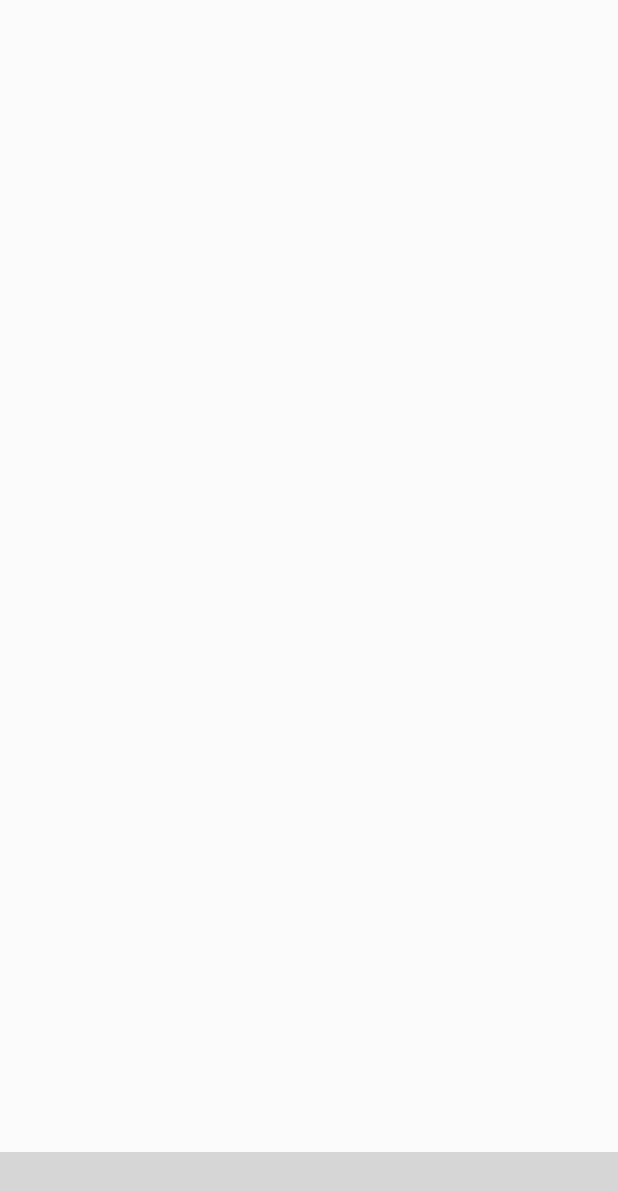
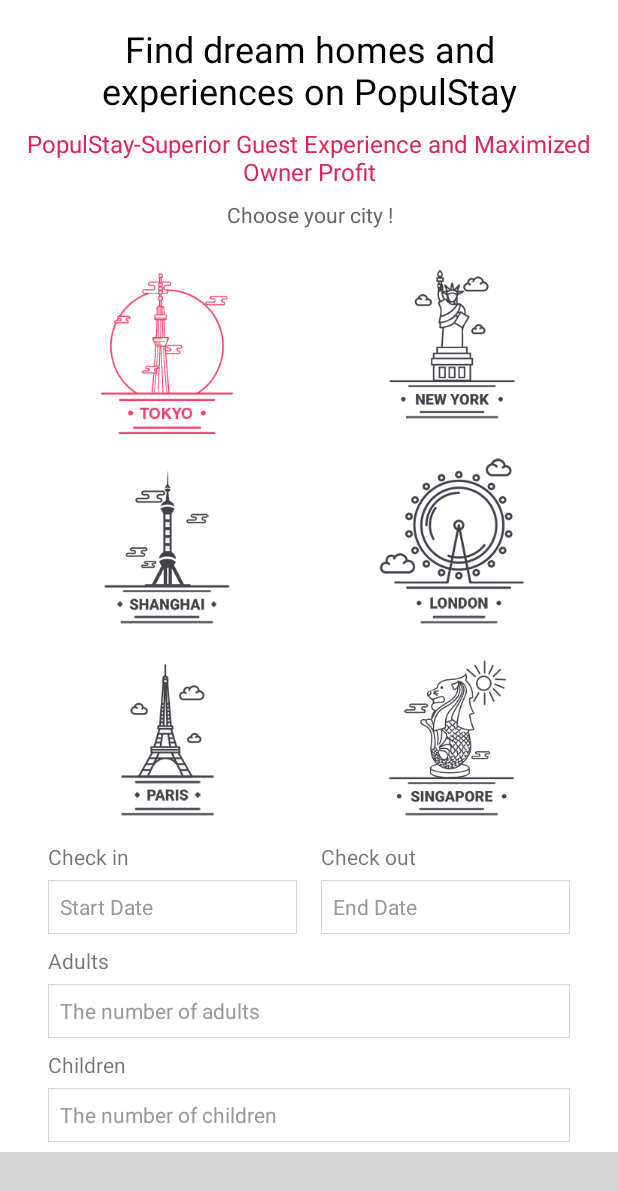
Before and after one commit to PopulStay/androidMVP, an Android app: the screen it shows after launch (MainActivity), on a phone screen of 412 x 824 dp. Shown: the top 1191 px of the screen. Run offline under Robolectric (Android 15) with nearby library versions, the phone set to English and light mode, and no system bars; libraries missing offline, so code that uses them is left out: com.roughike.bottombar; plain views replace BottomBar; 3 statements that could not run were skipped; grey boxes are pictures that could not be loaded.

Commit message:
底部导航栏切换功能，首页页面开发

```diff
--- a/app/src/main/java/com/populstay/app/activity/MainActivity.java
+++ b/app/src/main/java/com/populstay/app/activity/MainActivity.java
@@ -4,15 +4,34 @@ import android.annotation.SuppressLint;
 import android.os.Bundle;
 import android.os.Handler;
 import android.os.Message;
+import android.support.annotation.IdRes;
+import android.support.v4.app.Fragment;
+import android.support.v4.app.FragmentTransaction;
 
 import com.populstay.app.R;
 import com.populstay.app.base.BaseActivity;
+import com.populstay.app.fragment.MainExploreFragment;
+import com.roughike.bottombar.BottomBar;
+import com.roughike.bottombar.OnTabReselectListener;
+import com.roughike.bottombar.OnTabSelectListener;
+
+import java.util.ArrayList;
+import java.util.List;
 
 
 /**
  * Created by Jerry on 2018/6/1
  */
-public class MainActivity extends BaseActivity {
+public class MainActivity extends BaseActivity implements OnTabSelectListener, OnTabReselectListener {
+
+	private static final int TAB_EXPLORE = 0;
+	private static final int TAB_FAVORITES = 1;
+	private static final int TAB_JOURNEY = 2;
+	private static final int TAB_MESSAGE = 3;
+	private static final int TAB_ME = 4;
+
+	private BottomBar mBottomNavBar;
+	private List<Fragment> mFragments;
 
 	@Override
 	protected void onCreate(Bundle savedInstanceState) {
@@ -20,6 +39,9 @@ public class MainActivity extends BaseActivity {
 		setContentView(R.layout.activity_main);
 //		Toolbar toolbar = (Toolbar) findViewById(R.id.toolbar);
 //		setSupportActionBar(toolbar);
+
+		initView();
+		setListener();
 
 //		FloatingActionButton fab = (FloatingActionButton) findViewById(R.id.fab);
 //		fab.setOnClickListener(new View.OnClickListener() {
@@ -66,6 +88,82 @@ public class MainActivity extends BaseActivity {
 //		return super.onOptionsItemSelected(item);
 //	}
 
+	private void initView() {
+		mBottomNavBar = (BottomBar) findViewById(R.id.bottom_nav_bar);
+
+		mFragments = new ArrayList<>();
+		mFragments.add(new MainExploreFragment());
+//		mFragments.add(new MainFavoritesFragment());
+//		mFragments.add(new MainJourneyFragment());
+//		mFragments.add(new MainMessageFragment());
+//		mFragments.add(new MainMeFragment());
+		replaceFragment(mFragments.get(TAB_EXPLORE));
+	}
+
+	private void setListener() {
+		mBottomNavBar.setOnTabSelectListener(this);
+		mBottomNavBar.setOnTabReselectListener(this);
+	}
+
+	/**
+	 * 点击底部导航栏（非当前 tab）
+	 *
+	 * @param tabId 底部导航栏 bottom_nav_tabs.xml 中每个 tab 的 id
+	 */
+	@Override
+	public void onTabSelected(@IdRes int tabId) {
+		int index = mBottomNavBar.getCurrentTabPosition();
+		switch (tabId) {
+			case R.id.bottom_nav_explore:
+				index = TAB_EXPLORE;
+				break;
+
+//			case R.id.bottom_nav_favorites:
+//				index = TAB_FAVORITES;
+//				break;
+//
+//			case R.id.bottom_nav_journey:
+//				index = TAB_JOURNEY;
+//				break;
+//
+//			case R.id.bottom_nav_message:
+//				index = TAB_MESSAGE;
+//				break;
+//
+//			case R.id.bottom_nav_me:
+//				index = TAB_ME;
+//				break;
+
+			default:
+				break;
+		}
+		replaceFragment(mFragments.get(index));
+	}
+
+	/**
+	 * 替换 FrameLayout 中 所显示的 Fragment
+	 *
+	 * @param fragment 要显示的 Fragment
+	 */
+	private void replaceFragment(Fragment fragment) {
+		FragmentTransaction transaction = getSupportFragmentManager().beginTransaction();
+		if (!fragment.isAdded()) {
+			transaction.replace(R.id.fl_content_main, fragment).commit();
+		} else {
+			transaction.show(fragment).commit();
+		}
+	}
+
+	/**
+	 * 点击底部导航栏（当前 tab）
+	 *
+	 * @param tabId 底部导航栏 bottom_nav_tabs.xml 中每个 tab 的 id
+	 */
+	@Override
+	public void onTabReSelected(@IdRes int tabId) {
+
+	}
+
 	private static boolean mIsExit = false;
 	@SuppressLint("HandlerLeak")
 	private static Handler mHandler = new Handler() {
@@ -84,7 +182,7 @@ public class MainActivity extends BaseActivity {
 	private void exit() {
 		if (!mIsExit) {
 			mIsExit = true;
-			myToast("Click again to quit");
+			myToast(getResources().getString(R.string.msg_double_click_to_exit));
 			mHandler.sendEmptyMessageDelayed(0, 2000);
 		} else {
 			finish();
--- /dev/null
+++ b/app/src/main/java/com/populstay/app/base/BaseFragment.java
@@ -0,0 +1,106 @@
+package com.populstay.app.base;
+
+import android.app.Activity;
+import android.content.Intent;
+import android.os.Bundle;
+import android.support.annotation.Nullable;
+import android.support.v4.app.Fragment;
+import android.view.LayoutInflater;
+import android.view.View;
+import android.view.ViewGroup;
+import android.widget.TextView;
+
+import com.populstay.app.R;
+import com.populstay.app.utils.ToastUtil;
+
+import java.util.ArrayList;
+import java.util.List;
+
+
+/**
+ * fragment 基类
+ * 懒加载
+ * Created by Jerry
+ */
+public abstract class BaseFragment extends Fragment {
+
+	protected Activity mActivity;
+	private View mRootView;
+
+	/**
+	 * 页面顶部 tab 栏相关
+	 */
+	public List<TextView> mTabs; // tab 栏显示的文字
+	public List<TextView> mLines; // tab 栏底部指示条
+
+	@Override
+	public void onCreate(@Nullable Bundle savedInstanceState) {
+		super.onCreate(savedInstanceState);
+
+		mTabs = new ArrayList<>();
+		mLines = new ArrayList<>();
+	}
+
+	@Override
+	public void onAttach(Activity activity) {
+		super.onAttach(activity);
+		this.mActivity = activity;
+	}
+
+	@Override
+	public View onCreateView(LayoutInflater inflater, ViewGroup container, Bundle savedInstanceState) {
+		ViewGroup parent = (ViewGroup) mRootView.getParent();
+		if (parent != null) {
+			parent.removeView(mRootView);
+		}
+		parent = null;
+		return mRootView;
+	}
+
+	/**
+	 * 切换页面顶部 tab 栏的显示状态
+	 *
+	 * @param tabIndex 要显示的 tab 栏位置索引
+	 */
+	public void changePageTabState(int tabIndex) {
+		for (int i = 0; i < mTabs.size(); i++) {
+			if (tabIndex == i) {
+				mTabs.get(i).setTextColor(getResources().getColor(R.color.colorPrimary));
+				mLines.get(i).setBackgroundColor(getResources().getColor(R.color.colorPrimary));
+			} else {
+				mTabs.get(i).setTextColor(getResources().getColor(R.color.text_gray_dark));
+				mLines.get(i).setBackgroundColor(getResources().getColor(R.color.white));
+			}
+		}
+	}
+
+	/**
+	 * Toast 提醒
+	 * 直接传入要提醒的硬编码字符串文字
+	 *
+	 * @param text 要提醒的硬编码字符串文字
+	 */
+	public void myToast(String text) {
+		ToastUtil.showToast(text);
+	}
+
+	/**
+	 * Toast 提醒
+	 * 传入在 strings.xml 中定义的字符串文字的 id 引用
+	 *
+	 * @param id 在 strings.xml 中定义的字符串文字的 id 引用
+	 */
+	public void myToast(int id) {
+		ToastUtil.showToast(id);
+	}
+
+	/**
+	 * 跳转至新的 activity 页面
+	 *
+	 * @param clazz 要启动的 activity 类名
+	 */
+	public void goToNewActivity(Class clazz) {
+		Intent intent = new Intent(getActivity(), clazz);
+		startActivity(intent);
+	}
+}
--- /dev/null
+++ b/app/src/main/java/com/populstay/app/fragment/MainExploreFragment.java
@@ -0,0 +1,28 @@
+package com.populstay.app.fragment;
+
+import android.os.Bundle;
+import android.view.LayoutInflater;
+import android.view.View;
+import android.view.ViewGroup;
+
+import com.populstay.app.R;
+import com.populstay.app.base.BaseFragment;
+
+/**
+ * 底部导航栏“探索” Fragment
+ * Created by Jerry
+ */
+
+public class MainExploreFragment extends BaseFragment {
+	@Override
+	public View onCreateView(LayoutInflater inflater, ViewGroup container, Bundle savedInstanceState) {
+		View view = inflater.inflate(R.layout.fragment_main_explore, null);
+
+		initView(view);
+		return view;
+	}
+
+	private void initView(View view) {
+
+	}
+}
--- a/app/src/main/res/layout/activity_main.xml
+++ b/app/src/main/res/layout/activity_main.xml
@@ -15,7 +15,7 @@
         tools:context="com.xintengni.mall.activity.MainActivity">
 
         <FrameLayout
-            android:id="@+id/content_main"
+            android:id="@+id/fl_content_main"
             android:layout_width="match_parent"
             android:layout_height="0dp"
             android:layout_weight="1"/>
--- /dev/null
+++ b/app/src/main/res/layout/fragment_main_explore.xml
@@ -0,0 +1,385 @@
+<?xml version="1.0" encoding="utf-8"?>
+<LinearLayout
+    xmlns:android="http://schemas.android.com/apk/res/android"
+    xmlns:app="http://schemas.android.com/apk/res-auto"
+    android:layout_width="match_parent"
+    android:layout_height="match_parent"
+    android:orientation="vertical"
+    app:layout_behavior="@string/appbar_scrolling_view_behavior">
+
+    <ScrollView
+        android:layout_width="match_parent"
+        android:layout_height="match_parent"
+        android:scrollbars="none">
+
+        <LinearLayout
+            android:layout_width="match_parent"
+            android:layout_height="wrap_content"
+            android:background="#ffffff"
+            android:orientation="vertical"
+            android:paddingBottom="50dp"
+            android:paddingLeft="16dp"
+            android:paddingRight="16dp">
+
+            <LinearLayout
+                android:layout_width="match_parent"
+                android:layout_height="wrap_content"
+                android:layout_marginTop="16dp"
+                android:orientation="vertical">
+
+                <TextView
+                    android:layout_width="match_parent"
+                    android:layout_height="wrap_content"
+                    android:gravity="center"
+                    android:text="Find dream homes and experiences on PopulStay"
+                    android:textColor="#000000"
+                    android:textSize="24sp"/>
+
+                <TextView
+                    android:layout_width="match_parent"
+                    android:layout_height="wrap_content"
+                    android:layout_marginTop="8dp"
+                    android:gravity="center"
+                    android:text="PopulStay-Superior Guest Experience and Maximized Owner Profit"
+                    android:textColor="@color/colorAccent"
+                    android:textSize="16sp"/>
+
+                <TextView
+                    android:layout_width="match_parent"
+                    android:layout_height="wrap_content"
+                    android:layout_marginTop="8dp"
+                    android:gravity="center"
+                    android:text="Choose your city !"
+                    android:textColor="@color/text_gray_medium"/>
+
+            </LinearLayout>
+
+            <LinearLayout
+                android:layout_width="match_parent"
+                android:layout_height="wrap_content"
+                android:layout_marginTop="16dp"
+                android:orientation="horizontal">
+
+                <ImageView
+                    android:id="@+id/iv_loc_tokyo"
+                    android:layout_width="0dp"
+                    android:layout_height="wrap_content"
+                    android:layout_weight="1"
+                    android:scaleType="center"
+                    android:src="@drawable/location_tokyo_selected"/>
+
+                <ImageView
+                    android:id="@+id/iv_loc_new_york"
+                    android:layout_width="0dp"
+                    android:layout_height="wrap_content"
+                    android:layout_weight="1"
+                    android:scaleType="center"
+                    android:src="@drawable/location_newyork_normal"/>
+
+            </LinearLayout>
+
+            <LinearLayout
+                android:layout_width="match_parent"
+                android:layout_height="wrap_content"
+                android:layout_marginTop="16dp"
+                android:orientation="horizontal">
+
+                <ImageView
+                    android:id="@+id/iv_loc_shanghai"
+                    android:layout_width="0dp"
+                    android:layout_height="wrap_content"
+                    android:layout_weight="1"
+                    android:scaleType="center"
+                    android:src="@drawable/location_shanghai_normal"/>
+
+                <ImageView
+                    android:id="@+id/iv_loc_london"
+                    android:layout_width="0dp"
+                    android:layout_height="wrap_content"
+                    android:layout_weight="1"
+                    android:scaleType="center"
+                    android:src="@drawable/location_london_normal"/>
+
+            </LinearLayout>
+
+            <LinearLayout
+                android:layout_width="match_parent"
+                android:layout_height="wrap_content"
+                android:layout_marginTop="16dp"
+                android:orientation="horizontal">
+
+                <ImageView
+                    android:id="@+id/iv_loc_paris"
+                    android:layout_width="0dp"
+                    android:layout_height="wrap_content"
+                    android:layout_weight="1"
+                    android:scaleType="center"
+                    android:src="@drawable/location_paris_normal"/>
+
+                <ImageView
+                    android:id="@+id/iv_loc_singapore"
+                    android:layout_width="0dp"
+                    android:layout_height="wrap_content"
+                    android:layout_weight="1"
+                    android:scaleType="center"
+                    android:src="@drawable/location_singapore_normal"/>
+
+            </LinearLayout>
+
+            <LinearLayout
+                android:layout_width="match_parent"
+                android:layout_height="wrap_content"
+                android:orientation="vertical"
+                android:padding="16dp">
+
+                <LinearLayout
+                    android:layout_width="match_parent"
+                    android:layout_height="wrap_content">
+
+                    <LinearLayout
+                        android:layout_width="0dp"
+                        android:layout_height="wrap_content"
+                        android:layout_weight="1"
+                        android:orientation="vertical">
+
+                        <TextView
+                            android:layout_width="wrap_content"
+                            android:layout_height="wrap_content"
+                            android:text="Check in"/>
+
+                        <RelativeLayout
+                            android:layout_width="match_parent"
+                            android:layout_height="36dp"
+                            android:layout_marginTop="6dp">
+
+                            <View
+                                android:layout_width="0.5dp"
+                                android:layout_height="match_parent"
+                                android:layout_alignParentLeft="true"
+                                android:background="@color/gray_line"/>
+
+                            <View
+                                android:layout_width="match_parent"
+                                android:layout_height="0.5dp"
+                                android:layout_alignParentTop="true"
+                                android:background="@color/gray_line"/>
+
+                            <View
+                                android:layout_width="0.5dp"
+                                android:layout_height="match_parent"
+                                android:layout_alignParentRight="true"
+                                android:background="@color/gray_line"/>
+
+                            <View
+                                android:layout_width="match_parent"
+                                android:layout_height="0.5dp"
+                                android:layout_alignParentBottom="true"
+                                android:background="@color/gray_line"/>
+
+                            <EditText
+                                android:id="@+id/et_start_date"
+                                android:layout_width="match_parent"
+                                android:layout_height="match_parent"
+                                android:background="@null"
+                                android:digits="1234567890"
+                                android:hint="Start Date"
+                                android:inputType="phone"
+                                android:padding="8dp"
+                                android:textColor="@color/text_gray_medium"
+                                android:textColorHint="@color/text_gray_light"
+                                android:textSize="14sp"/>
+
+                        </RelativeLayout>
+
+                    </LinearLayout>
+
+                    <View
+                        android:layout_width="16dp"
+                        android:layout_height="match_parent"/>
+
+                    <LinearLayout
+                        android:layout_width="0dp"
+                        android:layout_height="wrap_content"
+                        android:layout_weight="1"
+                        android:orientation="vertical">
+
+                        <TextView
+                            android:layout_width="wrap_content"
+                            android:layout_height="wrap_content"
+                            android:text="Check out"/>
+
+                        <RelativeLayout
+                            android:layout_width="match_parent"
+                            android:layout_height="36dp"
+                            android:layout_marginTop="6dp">
+
+                            <View
+                                android:layout_width="0.5dp"
+                                android:layout_height="match_parent"
+                                android:layout_alignParentLeft="true"
+                                android:background="@color/gray_line"/>
+
+                            <View
+                                android:layout_width="match_parent"
+                                android:layout_height="0.5dp"
+                                android:layout_alignParentTop="true"
+                                android:background="@color/gray_line"/>
+
+                            <View
+                                android:layout_width="0.5dp"
+                                android:layout_height="match_parent"
+                                android:layout_alignParentRight="true"
+                                android:background="@color/gray_line"/>
+
+                            <View
+                                android:layout_width="match_parent"
+                                android:layout_height="0.5dp"
+                                android:layout_alignParentBottom="true"
+                                android:background="@color/gray_line"/>
+
+                            <EditText
+                                android:id="@+id/et_end_date"
+                                android:layout_width="match_parent"
+                                android:layout_height="match_parent"
+                                android:background="@null"
+                                android:digits="1234567890"
+                                android:hint="End Date"
+                                android:inputType="phone"
+                                android:padding="8dp"
+                                android:textColor="@color/text_gray_medium"
+                                android:textColorHint="@color/text_gray_light"
+                                android:textSize="14sp"/>
+
+                        </RelativeLayout>
+
+                    </LinearLayout>
+
+                </LinearLayout>
+
+                <LinearLayout
+                    android:layout_width="match_parent"
+                    android:layout_height="wrap_content"
+                    android:layout_marginTop="8dp"
+                    android:orientation="vertical">
+
+                    <TextView
+                        android:layout_width="wrap_content"
+                        android:layout_height="wrap_content"
+                        android:text="Adults"/>
+
+                    <RelativeLayout
+                        android:layout_width="match_parent"
+                        android:layout_height="36dp"
+                        android:layout_marginTop="6dp">
+
+                        <View
+                            android:layout_width="0.5dp"
+                            android:layout_height="match_parent"
+                            android:layout_alignParentLeft="true"
+                            android:background="@color/gray_line"/>
+
+                        <View
+                            android:layout_width="match_parent"
+                            android:layout_height="0.5dp"
+                            android:layout_alignParentTop="true"
+                            android:background="@color/gray_line"/>
+
+                        <View
+                            android:layout_width="0.5dp"
+                            android:layout_height="match_parent"
+                            android:layout_alignParentRight="true"
+                            android:background="@color/gray_line"/>
+
+                        <View
+                            android:layout_width="match_parent"
+                            android:layout_height="0.5dp"
+                            android:layout_alignParentBottom="true"
+                            android:background="@color/gray_line"/>
+
+                        <EditText
+                            android:id="@+id/et_adults"
+                            android:layout_width="match_parent"
+                            android:layout_height="match_parent"
+                            android:background="@null"
+                            android:digits="1234567890"
+                            android:hint="The number of adults"
+                            android:inputType="phone"
+                            android:padding="8dp"
+                            android:textColor="@color/text_gray_medium"
+                            android:textColorHint="@color/text_gray_light"
+                            android:textSize="14sp"/>
+
+                    </RelativeLayout>
+
+                </LinearLayout>
+
+                <LinearLayout
+                    android:layout_width="match_parent"
+                    android:layout_height="wrap_content"
+                    android:layout_marginTop="8dp"
+                    android:orientation="vertical">
+
+                    <TextView
+                        android:layout_width="wrap_content"
+                        android:layout_height="wrap_content"
+                        android:text="Children"/>
+
+                    <RelativeLayout
+                        android:layout_width="match_parent"
+                        android:layout_height="36dp"
+                        android:layout_marginTop="6dp">
+
+                        <View
+                            android:layout_width="0.5dp"
+                            android:layout_height="match_parent"
+                            android:layout_alignParentLeft="true"
+                            android:background="@color/gray_line"/>
+
+                        <View
+                            android:layout_width="match_parent"
+                            android:layout_height="0.5dp"
+                            android:layout_alignParentTop="true"
+                            android:background="@color/gray_line"/>
+
+                        <View
+                            android:layout_width="0.5dp"
+                            android:layout_height="match_parent"
+                            android:layout_alignParentRight="true"
+                            android:background="@color/gray_line"/>
+
+                        <View
+                            android:layout_width="match_parent"
+                            android:layout_height="0.5dp"
+                            android:layout_alignParentBottom="true"
+                            android:background="@color/gray_line"/>
+
+                        <EditText
+                            android:id="@+id/et_children"
+                            android:layout_width="match_parent"
+                            android:layout_height="match_parent"
+                            android:background="@null"
+                            android:digits="1234567890"
+                            android:hint="The number of children"
+                            android:inputType="phone"
+                            android:padding="8dp"
+                            android:textColor="@color/text_gray_medium"
+                            android:textColorHint="@color/text_gray_light"
+                            android:textSize="14sp"/>
+
+                    </RelativeLayout>
+
+                </LinearLayout>
+
+            </LinearLayout>
+
+            <Button
+                android:id="@+id/btn_search_home"
+                style="@style/btn_style_main"
+                android:layout_marginTop="10dp"
+                android:text="SEARCH HOME"/>
+
+        </LinearLayout>
+
+    </ScrollView>
+
+</LinearLayout>
--- a/app/src/main/res/values/strings.xml
+++ b/app/src/main/res/values/strings.xml
@@ -1,3 +1,4 @@
+<?xml version="1.0" encoding="utf-8"?>
 <resources>
     <string name="app_name">潮箱</string>
     <string name="action_become_a_host">成为房东</string>
@@ -6,9 +7,13 @@
     <string name="action_log_in">登录</string>
     <string name="action_sign_up">注册</string>
 
+    // 底部导航栏
     <string name="title_explore">探索</string>
     <string name="title_favorites">心愿单</string>
     <string name="title_journey">旅程</string>
     <string name="title_message">消息</string>
     <string name="title_me">我的</string>
+
+    // 消息提示
+    <string name="msg_double_click_to_exit">再按一次退出程序</string>
 </resources>
```
Also changed, not shown: 1 other file.
